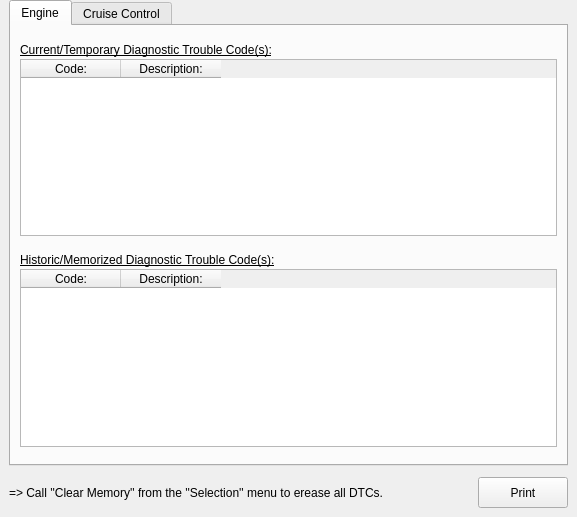
This is ui/CUcontent_DCs_engine.ui in Comer352L/FreeSSM as Qt 5 draws it before an edit. The edited form follows.
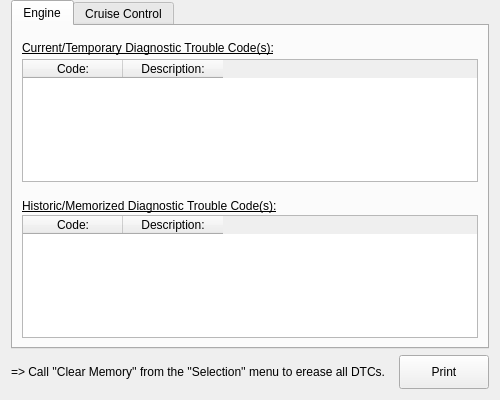
This is the edited form. Icons and pictures are not drawn.

Commit message: Rework/unify/finetune layouts of the CU dialog content widgets

Diff of the .ui file:
```diff
--- a/ui/CUcontent_DCs_engine.ui
+++ b/ui/CUcontent_DCs_engine.ui
@@ -1,182 +1,152 @@
 <ui version="4.0" >
  <class>engineDCcontent_Form</class>
- <widget class="QWidget" name="engineDCcontent_Form" >
-  <property name="geometry" >
+ <widget class="QWidget" name="engineDCcontent_Form">
+  <property name="geometry">
    <rect>
     <x>0</x>
     <y>0</y>
-    <width>577</width>
-    <height>517</height>
+    <width>500</width>
+    <height>400</height>
    </rect>
   </property>
-  <property name="sizePolicy" >
-   <sizepolicy vsizetype="Preferred" hsizetype="Preferred" >
-    <horstretch>0</horstretch>
-    <verstretch>0</verstretch>
-   </sizepolicy>
-  </property>
-  <property name="minimumSize" >
+  <property name="minimumSize">
    <size>
-    <width>515</width>
-    <height>400</height>
+    <width>0</width>
+    <height>0</height>
    </size>
   </property>
-  <property name="font" >
+  <property name="font">
    <font>
     <family>Liberation Sans</family>
    </font>
   </property>
-  <property name="windowTitle" >
+  <property name="windowTitle">
    <string>Diagnostic Codes</string>
   </property>
-  <layout class="QGridLayout" name="gridLayout" >
-   <property name="leftMargin" >
-    <number>9</number>
-   </property>
-   <property name="topMargin" >
+  <layout class="QVBoxLayout" name="verticalLayout">
+   <property name="topMargin">
     <number>0</number>
    </property>
-   <property name="rightMargin" >
-    <number>9</number>
-   </property>
-   <property name="bottomMargin" >
-    <number>9</number>
-   </property>
-   <property name="spacing" >
-    <number>11</number>
-   </property>
-   <item row="0" column="0" colspan="2" >
-    <widget class="QTabWidget" name="DCgroups_tabWidget" >
-     <property name="minimumSize" >
-      <size>
-       <width>497</width>
-       <height>335</height>
-      </size>
+   <item>
+    <widget class="QTabWidget" name="DCgroups_tabWidget">
+     <property name="sizePolicy">
+      <sizepolicy hsizetype="Preferred" vsizetype="Expanding">
+       <horstretch>0</horstretch>
+       <verstretch>0</verstretch>
+      </sizepolicy>
      </property>
-     <property name="currentIndex" >
+     <property name="currentIndex">
       <number>0</number>
      </property>
-     <widget class="QWidget" name="engineDTCs_tab" >
-      <attribute name="title" >
+     <widget class="QWidget" name="engineDTCs_tab">
+      <attribute name="title">
        <string>Engine</string>
       </attribute>
-      <layout class="QVBoxLayout" name="verticalLayout" >
-       <property name="spacing" >
-        <number>2</number>
-       </property>
-       <property name="topMargin" >
-        <number>0</number>
-       </property>
-       <property name="bottomMargin" >
-        <number>17</number>
+      <layout class="QVBoxLayout" name="engineDTCsTab_verticalLayout">
+       <property name="spacing">
+        <number>4</number>
        </property>
        <item>
-        <widget class="QLabel" name="currOrTempDTCsTitle_label" >
-         <property name="minimumSize" >
+        <widget class="QLabel" name="currOrTempDTCsTitle_label">
+         <property name="sizePolicy">
+          <sizepolicy hsizetype="Minimum" vsizetype="Fixed">
+           <horstretch>0</horstretch>
+           <verstretch>0</verstretch>
+          </sizepolicy>
+         </property>
+         <property name="minimumSize">
           <size>
-           <width>280</width>
-           <height>31</height>
+           <width>0</width>
+           <height>20</height>
           </size>
          </property>
-         <property name="maximumSize" >
+         <property name="maximumSize">
           <size>
-           <width>280</width>
-           <height>31</height>
+           <width>16777215</width>
+           <height>20</height>
           </size>
          </property>
-         <property name="font" >
+         <property name="font">
           <font>
            <underline>true</underline>
           </font>
          </property>
-         <property name="text" >
+         <property name="text">
           <string>Current/Temporary Diagnostic Trouble Code(s):</string>
          </property>
-         <property name="alignment" >
+         <property name="alignment">
           <set>Qt::AlignBottom|Qt::AlignLeading|Qt::AlignLeft</set>
          </property>
         </widget>
        </item>
        <item>
-        <widget class="QTableWidget" name="currOrTempDTCs_tableWidget" >
-         <property name="minimumSize" >
-          <size>
-           <width>360</width>
-           <height>120</height>
-          </size>
-         </property>
-         <property name="editTriggers" >
+        <widget class="QTableWidget" name="currOrTempDTCs_tableWidget">
+         <property name="editTriggers">
           <set>QAbstractItemView::NoEditTriggers</set>
          </property>
-         <property name="alternatingRowColors" >
+         <property name="alternatingRowColors">
           <bool>true</bool>
          </property>
-         <property name="selectionBehavior" >
-          <enum>QAbstractItemView::SelectRows</enum>
-         </property>
          <column>
-          <property name="text" >
+          <property name="text">
            <string>Code:</string>
           </property>
          </column>
          <column>
-          <property name="text" >
+          <property name="text">
            <string>Description:</string>
           </property>
          </column>
         </widget>
        </item>
        <item>
-        <widget class="QLabel" name="histOrMemDTCsTitle_label" >
-         <property name="minimumSize" >
+        <widget class="QLabel" name="histOrMemDTCsTitle_label">
+         <property name="sizePolicy">
+          <sizepolicy hsizetype="Minimum" vsizetype="Fixed">
+           <horstretch>0</horstretch>
+           <verstretch>0</verstretch>
+          </sizepolicy>
+         </property>
+         <property name="minimumSize">
           <size>
-           <width>280</width>
-           <height>29</height>
+           <width>0</width>
+           <height>25</height>
           </size>
          </property>
-         <property name="maximumSize" >
+         <property name="maximumSize">
           <size>
-           <width>280</width>
-           <height>29</height>
+           <width>16777215</width>
+           <height>20</height>
           </size>
          </property>
-         <property name="font" >
+         <property name="font">
           <font>
            <underline>true</underline>
           </font>
          </property>
-         <property name="text" >
+         <property name="text">
           <string>Historic/Memorized Diagnostic Trouble Code(s):</string>
          </property>
-         <property name="alignment" >
+         <property name="alignment">
           <set>Qt::AlignBottom|Qt::AlignLeading|Qt::AlignLeft</set>
          </property>
         </widget>
        </item>
        <item>
-        <widget class="QTableWidget" name="histOrMemDTCs_tableWidget" >
-         <property name="minimumSize" >
-          <size>
-           <width>360</width>
-           <height>120</height>
-          </size>
-         </property>
-         <property name="editTriggers" >
+        <widget class="QTableWidget" name="histOrMemDTCs_tableWidget">
+         <property name="editTriggers">
           <set>QAbstractItemView::NoEditTriggers</set>
          </property>
-         <property name="alternatingRowColors" >
+         <property name="alternatingRowColors">
           <bool>true</bool>
          </property>
-         <property name="selectionBehavior" >
-          <enum>QAbstractItemView::SelectRows</enum>
-         </property>
          <column>
-          <property name="text" >
+          <property name="text">
            <string>Code:</string>
           </property>
          </column>
          <column>
-          <property name="text" >
+          <property name="text">
            <string>Description:</string>
           </property>
          </column>
@@ -184,127 +154,115 @@
        </item>
       </layout>
      </widget>
-     <widget class="QWidget" name="CCCCs_tab" >
-      <attribute name="title" >
+     <widget class="QWidget" name="CCCCs_tab">
+      <attribute name="title">
        <string>Cruise Control</string>
       </attribute>
-      <layout class="QVBoxLayout" name="verticalLayout_2" >
-       <property name="spacing" >
-        <number>2</number>
-       </property>
-       <property name="topMargin" >
-        <number>0</number>
-       </property>
-       <property name="bottomMargin" >
-        <number>17</number>
+      <layout class="QVBoxLayout" name="CCCCsTab_verticalLayout">
+       <property name="spacing">
+        <number>4</number>
        </property>
        <item>
-        <widget class="QLabel" name="latestCCCCsTitle_label" >
-         <property name="minimumSize" >
+        <widget class="QLabel" name="latestCCCCsTitle_label">
+         <property name="sizePolicy">
+          <sizepolicy hsizetype="Minimum" vsizetype="Fixed">
+           <horstretch>0</horstretch>
+           <verstretch>0</verstretch>
+          </sizepolicy>
+         </property>
+         <property name="minimumSize">
           <size>
-           <width>250</width>
-           <height>31</height>
+           <width>0</width>
+           <height>20</height>
           </size>
          </property>
-         <property name="maximumSize" >
+         <property name="maximumSize">
           <size>
-           <width>250</width>
-           <height>31</height>
+           <width>16777215</width>
+           <height>20</height>
           </size>
          </property>
-         <property name="font" >
+         <property name="font">
           <font>
            <underline>true</underline>
           </font>
          </property>
-         <property name="text" >
+         <property name="text">
           <string>Latest Cancel Code(s):</string>
          </property>
-         <property name="alignment" >
+         <property name="alignment">
           <set>Qt::AlignBottom|Qt::AlignLeading|Qt::AlignLeft</set>
          </property>
         </widget>
        </item>
        <item>
-        <widget class="QTableWidget" name="latestCCCCs_tableWidget" >
-         <property name="minimumSize" >
-          <size>
-           <width>360</width>
-           <height>120</height>
-          </size>
-         </property>
-         <property name="editTriggers" >
+        <widget class="QTableWidget" name="latestCCCCs_tableWidget">
+         <property name="editTriggers">
           <set>QAbstractItemView::NoEditTriggers</set>
          </property>
-         <property name="alternatingRowColors" >
+         <property name="alternatingRowColors">
           <bool>true</bool>
          </property>
-         <property name="selectionBehavior" >
-          <enum>QAbstractItemView::SelectRows</enum>
-         </property>
          <column>
-          <property name="text" >
+          <property name="text">
            <string>Code:</string>
           </property>
          </column>
          <column>
-          <property name="text" >
+          <property name="text">
            <string>Description:</string>
           </property>
          </column>
         </widget>
        </item>
        <item>
-        <widget class="QLabel" name="memorizedCCCCsTitle_label" >
-         <property name="minimumSize" >
+        <widget class="QLabel" name="memorizedCCCCsTitle_label">
+         <property name="sizePolicy">
+          <sizepolicy hsizetype="Minimum" vsizetype="Fixed">
+           <horstretch>0</horstretch>
+           <verstretch>0</verstretch>
+          </sizepolicy>
+         </property>
+         <property name="minimumSize">
           <size>
-           <width>250</width>
-           <height>29</height>
+           <width>0</width>
+           <height>25</height>
           </size>
          </property>
-         <property name="maximumSize" >
+         <property name="maximumSize">
           <size>
-           <width>250</width>
-           <height>29</height>
+           <width>16777215</width>
+           <height>20</height>
           </size>
          </property>
-         <property name="font" >
+         <property name="font">
           <font>
            <underline>true</underline>
           </font>
          </property>
-         <property name="text" >
+         <property name="text">
           <string>Memorized Cancel Code(s):</string>
          </property>
-         <property name="alignment" >
+         <property name="alignment">
           <set>Qt::AlignBottom|Qt::AlignLeading|Qt::AlignLeft</set>
          </property>
         </widget>
        </item>
        <item>
-        <widget class="QTableWidget" name="memorizedCCCCs_tableWidget" >
-         <property name="minimumSize" >
-          <size>
-           <width>360</width>
-           <height>120</height>
-          </size>
-         </property>
-         <property name="editTriggers" >
+        <widget class="QTableWidget" name="memorizedCCCCs_tableWidget">
+         <property name="editTriggers">
           <set>QAbstractItemView::NoEditTriggers</set>
          </property>
-         <property name="alternatingRowColors" >
+         <property name="alternatingRowColors">
           <bool>true</bool>
          </property>
-         <property name="selectionBehavior" >
-          <enum>QAbstractItemView::SelectRows</enum>
-         </property>
          <column>
-          <property name="text" >
+          <property name="text">
            <string>Code:</string>
           </property>
          </column>
          <column>
-          <property name="text" >
+          <property name="text">
            <string>Description:</string>
           </property>
          </column>
@@ -314,53 +272,54 @@
      </widget>
     </widget>
    </item>
-   <item row="1" column="0" >
-    <widget class="QLabel" name="DCclearingInfo_label" >
-     <property name="minimumSize" >
-      <size>
-       <width>400</width>
-       <height>15</height>
-      </size>
+   <item>
+    <layout class="QHBoxLayout" name="horizontalLayout">
+     <property name="topMargin">
+      <number>0</number>
      </property>
-     <property name="maximumSize" >
-      <size>
-       <width>16777215</width>
-       <height>15</height>
-      </size>
-     </property>
-     <property name="text" >
-      <string>=> Call ''Clear Memory'' from the ''Selection'' menu to erease all DTCs.</string>
-     </property>
-    </widget>
-   </item>
-   <item row="1" column="1" >
-    <widget class="QPushButton" name="printDClist_pushButton" >
-     <property name="minimumSize" >
-      <size>
-       <width>90</width>
-       <height>31</height>
-      </size>
-     </property>
-     <property name="maximumSize" >
-      <size>
-       <width>90</width>
-       <height>31</height>
-      </size>
-     </property>
-     <property name="text" >
-      <string>    Print    </string>
-     </property>
-     <property name="icon" >
-      <iconset resource="../resources/FreeSSM.qrc" >
-       <normaloff>:/icons/chrystal/32x32/fileprint.png</normaloff>:/icons/chrystal/32x32/fileprint.png</iconset>
-     </property>
-     <property name="iconSize" >
-      <size>
-       <width>24</width>
-       <height>24</height>
-      </size>
-     </property>
-    </widget>
+     <item>
+      <widget class="QLabel" name="DCclearingInfo_label">
+       <property name="sizePolicy">
+        <sizepolicy hsizetype="MinimumExpanding" vsizetype="Preferred">
+         <horstretch>0</horstretch>
+         <verstretch>0</verstretch>
+        </sizepolicy>
+       </property>
+       <property name="text">
+        <string>=&gt; Call ''Clear Memory'' from the ''Selection'' menu to erease all DTCs.</string>
+       </property>
+      </widget>
+     </item>
+     <item>
+      <widget class="QPushButton" name="printDClist_pushButton">
+       <property name="minimumSize">
+        <size>
+         <width>90</width>
+         <height>34</height>
+        </size>
+       </property>
+       <property name="maximumSize">
+        <size>
+         <width>90</width>
+         <height>34</height>
+        </size>
+       </property>
+       <property name="text">
+        <string>    Print    </string>
+       </property>
+       <property name="icon">
+        <iconset resource="../resources/FreeSSM.qrc">
+         <normaloff>:/icons/chrystal/32x32/fileprint.png</normaloff>:/icons/chrystal/32x32/fileprint.png</iconset>
+       </property>
+       <property name="iconSize">
+        <size>
+         <width>24</width>
+         <height>24</height>
+        </size>
+       </property>
+      </widget>
+     </item>
+    </layout>
    </item>
   </layout>
  </widget>
```
Left out of the diff: 13 changed lines with no effect on the pictures. The commit also changes 6 other files.
